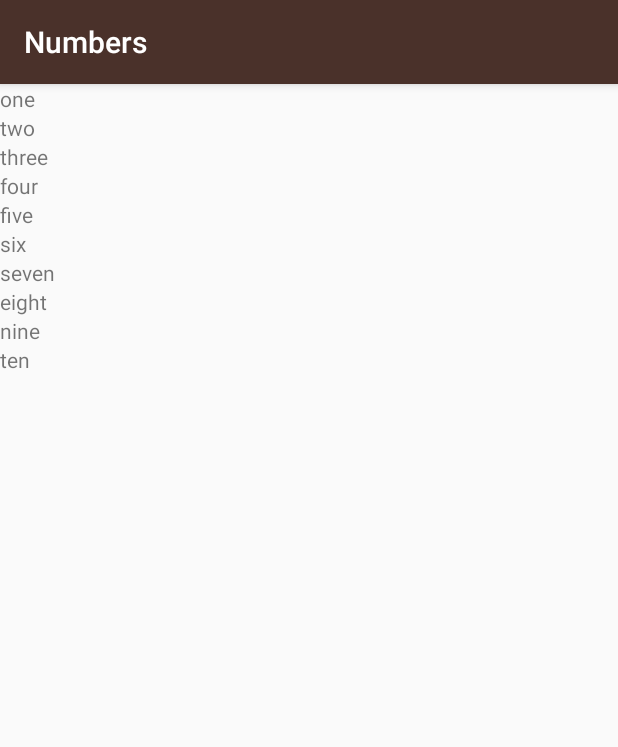
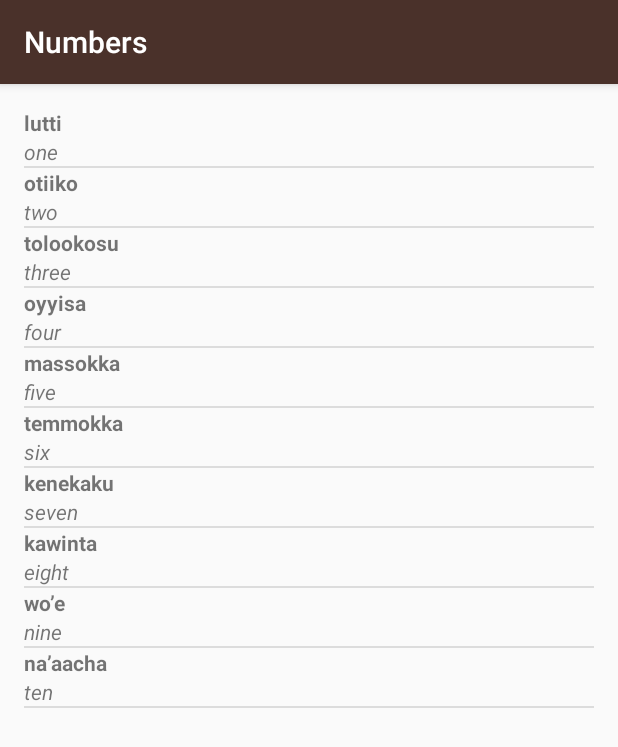
Before and after one commit to omega9999/Miwok, an Android app: the screen it shows after launch (NumbersActivity), after a tap on "Numbers", on a phone screen of 412 x 824 dp. Shown: the top 747 px of the screen. Run offline under Robolectric (Android 15) with nearby library versions, the phone set to English and light mode, and no system bars.

Commit message:
add list view

```diff
--- a/app/src/main/java/com/example/android/miwok/NumbersActivity.java
+++ b/app/src/main/java/com/example/android/miwok/NumbersActivity.java
@@ -1,11 +1,9 @@
 package com.example.android.miwok;
 
+import android.os.Bundle;
+import android.widget.ListView;
+
 import androidx.appcompat.app.AppCompatActivity;
-
-import android.os.Bundle;
-import android.view.View;
-import android.widget.LinearLayout;
-import android.widget.TextView;
 
 import java.util.ArrayList;
 
@@ -16,25 +14,25 @@ public class NumbersActivity extends AppCompatActivity {
         super.onCreate(savedInstanceState);
         setContentView(R.layout.activity_numbers);
 
-        LinearLayout rootView = findViewById(R.id.rootView);
 
         // Create an array of words
-        ArrayList<String> words = new ArrayList<>();
-        words.add("one");
-        words.add("two");
-        words.add("three");
-        words.add("four");
-        words.add("five");
-        words.add("six");
-        words.add("seven");
-        words.add("eight");
-        words.add("nine");
-        words.add("ten");
+        ArrayList<Word> words = new ArrayList<>();
+        words.add(new Word("one", "lutti"));
+        words.add(new Word("two", "otiiko"));
+        words.add(new Word("three", "tolookosu"));
+        words.add(new Word("four", "oyyisa"));
+        words.add(new Word("five", "massokka"));
+        words.add(new Word("six", "temmokka"));
+        words.add(new Word("seven", "kenekaku"));
+        words.add(new Word("eight", "kawinta"));
+        words.add(new Word("nine", "wo’e"));
+        words.add(new Word("ten", "na’aacha"));
 
-        for (String word:words) {
-            TextView textView = new TextView(this);
-            textView.setText(word);
-            rootView.addView(textView);
-        }
+        // TODO https://developer.android.com/guide/topics/ui/layout/recyclerview.html
+
+        ListView listView = findViewById(R.id.list);
+        //listView.setAdapter(adapter);
+        listView.setAdapter(new WordAdapter(this, words));
+
     }
 }
--- /dev/null
+++ b/app/src/main/java/com/example/android/miwok/Word.java
@@ -0,0 +1,36 @@
+package com.example.android.miwok;
+
+import androidx.annotation.CheckResult;
+import androidx.annotation.NonNull;
+
+public class Word {
+    public Word(@NonNull final String defaultTranslation, @NonNull  final String miwokTranslation) {
+        this.mMiwokTranslation = miwokTranslation;
+        this.mDefaultTranslation = defaultTranslation;
+    }
+
+    @NonNull
+    @CheckResult
+    public String getMiwokTranslation() {
+        return this.mMiwokTranslation;
+    }
+
+    public void setMiwokTranslation(@NonNull final String miwokTranslation) {
+        this.mMiwokTranslation = miwokTranslation;
+    }
+
+    @NonNull
+    @CheckResult
+    public String getDefaultTranslation() {
+        return this.mDefaultTranslation;
+    }
+
+    public void setDefaultTranslation(@NonNull final String defaultTranslation) {
+        this.mDefaultTranslation = defaultTranslation;
+    }
+
+    private String mMiwokTranslation;
+    private String mDefaultTranslation;
+
+    private static final String TAG = Word.class.getSimpleName();
+}
--- /dev/null
+++ b/app/src/main/java/com/example/android/miwok/WordAdapter.java
@@ -0,0 +1,43 @@
+package com.example.android.miwok;
+
+import android.content.Context;
+import android.graphics.Color;
+import android.view.LayoutInflater;
+import android.view.View;
+import android.view.ViewGroup;
+import android.widget.ArrayAdapter;
+import android.widget.TextView;
+
+import androidx.annotation.NonNull;
+import androidx.annotation.Nullable;
+
+import java.util.List;
+
+public class WordAdapter extends ArrayAdapter<Word> {
+    public WordAdapter(@NonNull final Context context, @NonNull final List<Word> objects) {
+        super(context, LIST_ITEM, objects);
+    }
+
+    @NonNull
+    @Override
+    public View getView(final int position, @Nullable final View convertView, @NonNull final ViewGroup parent) {
+        View view = convertView;
+        if (convertView == null){
+            // warning: attachToRoot must be false
+            view = LayoutInflater.from(getContext()).inflate(LIST_ITEM,parent, false);
+        }
+        TextView miwokWord = view.findViewById(R.id.miwok_text_view);
+        TextView defaultWord = view.findViewById(R.id.default_text_view);
+
+        final Word word = getItem(position);
+        if (word != null) {
+            defaultWord.setText(word.getDefaultTranslation());
+            miwokWord.setText(word.getMiwokTranslation());
+        }
+        //view.setBackgroundColor(position % 2 == 0 ? Color.LTGRAY : Color.WHITE);
+
+        return view;
+    }
+
+    private static final int LIST_ITEM = R.layout.list_item;
+}
--- a/app/src/main/res/layout/activity_numbers.xml
+++ b/app/src/main/res/layout/activity_numbers.xml
@@ -1,11 +1,12 @@
 <?xml version="1.0" encoding="utf-8"?>
-<LinearLayout xmlns:android="http://schemas.android.com/apk/res/android"
-    xmlns:app="http://schemas.android.com/apk/res-auto"
+<ListView xmlns:android="http://schemas.android.com/apk/res/android"
     xmlns:tools="http://schemas.android.com/tools"
+    android:id="@+id/list"
     android:layout_width="match_parent"
     android:layout_height="match_parent"
     android:orientation="vertical"
-    android:id="@+id/rootView"
-    tools:context=".NumbersActivity">
-
-</LinearLayout>
+    android:paddingLeft="@dimen/activity_horizontal_margin"
+    android:paddingTop="@dimen/activity_vertical_margin"
+    android:paddingRight="@dimen/activity_horizontal_margin"
+    android:paddingBottom="@dimen/activity_vertical_margin"
+    tools:context="com.example.android.miwok.NumbersActivity" />
--- /dev/null
+++ b/app/src/main/res/layout/list_item.xml
@@ -0,0 +1,26 @@
+<?xml version="1.0" encoding="utf-8"?>
+<LinearLayout xmlns:android="http://schemas.android.com/apk/res/android"
+    xmlns:tools="http://schemas.android.com/tools"
+    android:id="@+id/row"
+    android:layout_width="match_parent"
+    android:layout_height="match_parent"
+    android:layout_marginStart="16dp"
+    android:layout_marginLeft="16dp"
+    android:layout_marginTop="16dp"
+    android:orientation="vertical">
+
+    <TextView
+        android:id="@+id/miwok_text_view"
+        android:layout_width="match_parent"
+        android:layout_height="wrap_content"
+        android:textStyle="bold"
+        tools:text="Miwok language" />
+
+    <TextView
+        android:id="@+id/default_text_view"
+        android:layout_width="match_parent"
+        android:layout_height="wrap_content"
+        android:textStyle="italic"
+        tools:text="English language" />
+
+</LinearLayout>
```
